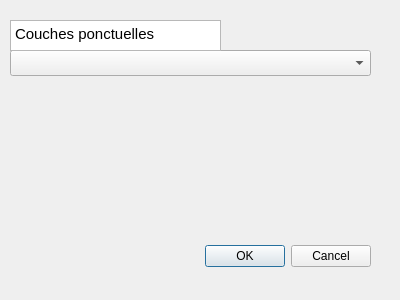
Old version of the form plugin_basique_dialog_base.ui in the repository gamartouille/plugin_qgis_basique.
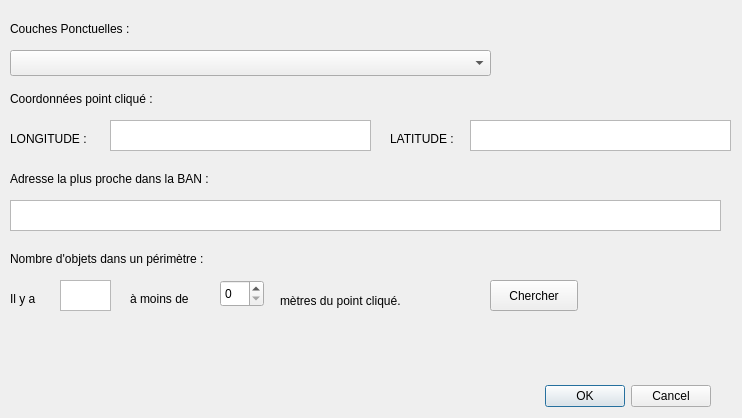
New version of the form.

Patch:
```diff
--- a/plugin_basique_dialog_base.ui
+++ b/plugin_basique_dialog_base.ui
@@ -6,8 +6,8 @@
    <rect>
     <x>0</x>
     <y>0</y>
-    <width>400</width>
-    <height>300</height>
+    <width>742</width>
+    <height>418</height>
    </rect>
   </property>
   <property name="windowTitle">
@@ -16,8 +16,8 @@
   <widget class="QDialogButtonBox" name="button_box">
    <property name="geometry">
     <rect>
-     <x>30</x>
-     <y>240</y>
+     <x>370</x>
+     <y>380</y>
      <width>341</width>
      <height>32</height>
     </rect>
@@ -34,29 +34,192 @@
     <rect>
      <x>10</x>
      <y>50</y>
-     <width>361</width>
+     <width>481</width>
      <height>26</height>
     </rect>
    </property>
   </widget>
-  <widget class="QTextEdit" name="textEdit">
+  <widget class="QLabel" name="layerLabel">
    <property name="geometry">
     <rect>
      <x>10</x>
      <y>20</y>
-     <width>211</width>
+     <width>151</width>
+     <height>18</height>
+    </rect>
+   </property>
+   <property name="text">
+    <string>Couches Ponctuelles :</string>
+   </property>
+  </widget>
+  <widget class="QLabel" name="coords">
+   <property name="geometry">
+    <rect>
+     <x>10</x>
+     <y>90</y>
+     <width>191</width>
+     <height>18</height>
+    </rect>
+   </property>
+   <property name="text">
+    <string>Coordonnées point cliqué :</string>
+   </property>
+  </widget>
+  <widget class="QLabel" name="longitude">
+   <property name="geometry">
+    <rect>
+     <x>10</x>
+     <y>130</y>
+     <width>91</width>
+     <height>18</height>
+    </rect>
+   </property>
+   <property name="text">
+    <string>LONGITUDE :</string>
+   </property>
+  </widget>
+  <widget class="QLabel" name="latitude">
+   <property name="geometry">
+    <rect>
+     <x>390</x>
+     <y>130</y>
+     <width>81</width>
+     <height>18</height>
+    </rect>
+   </property>
+   <property name="text">
+    <string>LATITUDE :</string>
+   </property>
+  </widget>
+  <widget class="QTextEdit" name="long_affichage">
+   <property name="geometry">
+    <rect>
+     <x>470</x>
+     <y>120</y>
+     <width>261</width>
      <height>31</height>
     </rect>
    </property>
-   <property name="html">
-    <string>&lt;!DOCTYPE HTML PUBLIC &quot;-//W3C//DTD HTML 4.0//EN&quot; &quot;http://www.w3.org/TR/REC-html40/strict.dtd&quot;&gt;
-&lt;html&gt;&lt;head&gt;&lt;meta name=&quot;qrichtext&quot; content=&quot;1&quot; /&gt;&lt;meta charset=&quot;utf-8&quot; /&gt;&lt;style type=&quot;text/css&quot;&gt;
-p, li { white-space: pre-wrap; }
-hr { height: 1px; border-width: 0; }
-li.unchecked::marker { content: &quot;\2610&quot;; }
-li.checked::marker { content: &quot;\2612&quot;; }
-&lt;/style&gt;&lt;/head&gt;&lt;body style=&quot; font-family:'Ubuntu Sans'; font-size:11pt; font-weight:400; font-style:normal;&quot;&gt;
-&lt;p style=&quot; margin-top:0px; margin-bottom:0px; margin-left:0px; margin-right:0px; -qt-block-indent:0; text-indent:0px;&quot;&gt;Couches ponctuelles&lt;/p&gt;&lt;/body&gt;&lt;/html&gt;</string>
+  </widget>
+  <widget class="QTextEdit" name="lat_affichage">
+   <property name="geometry">
+    <rect>
+     <x>110</x>
+     <y>120</y>
+     <width>261</width>
+     <height>31</height>
+    </rect>
+   </property>
+  </widget>
+  <widget class="QLabel" name="adresse">
+   <property name="geometry">
+    <rect>
+     <x>10</x>
+     <y>170</y>
+     <width>271</width>
+     <height>18</height>
+    </rect>
+   </property>
+   <property name="text">
+    <string>Adresse la plus proche dans la BAN :</string>
+   </property>
+  </widget>
+  <widget class="QTextEdit" name="adresse_affichage">
+   <property name="geometry">
+    <rect>
+     <x>10</x>
+     <y>200</y>
+     <width>711</width>
+     <height>31</height>
+    </rect>
+   </property>
+  </widget>
+  <widget class="QLabel" name="nombreLabel">
+   <property name="geometry">
+    <rect>
+     <x>10</x>
+     <y>250</y>
+     <width>271</width>
+     <height>18</height>
+    </rect>
+   </property>
+   <property name="text">
+    <string>Nombre d'objets dans un périmètre :</string>
+   </property>
+  </widget>
+  <widget class="QSpinBox" name="perimetreBox">
+   <property name="geometry">
+    <rect>
+     <x>220</x>
+     <y>280</y>
+     <width>44</width>
+     <height>27</height>
+    </rect>
+   </property>
+   <property name="maximum">
+    <number>10000000</number>
+   </property>
+  </widget>
+  <widget class="QLabel" name="perimetreLabel">
+   <property name="geometry">
+    <rect>
+     <x>10</x>
+     <y>290</y>
+     <width>41</width>
+     <height>18</height>
+    </rect>
+   </property>
+   <property name="text">
+    <string>Il y a</string>
+   </property>
+  </widget>
+  <widget class="QLabel" name="metresLabel">
+   <property name="geometry">
+    <rect>
+     <x>280</x>
+     <y>290</y>
+     <width>191</width>
+     <height>21</height>
+    </rect>
+   </property>
+   <property name="text">
+    <string>mètres du point cliqué.</string>
+   </property>
+  </widget>
+  <widget class="QTextEdit" name="nombreAffichage">
+   <property name="geometry">
+    <rect>
+     <x>60</x>
+     <y>280</y>
+     <width>51</width>
+     <height>31</height>
+    </rect>
+   </property>
+  </widget>
+  <widget class="QLabel" name="phrase">
+   <property name="geometry">
+    <rect>
+     <x>130</x>
+     <y>290</y>
+     <width>81</width>
+     <height>18</height>
+    </rect>
+   </property>
+   <property name="text">
+    <string>à moins de</string>
+   </property>
+  </widget>
+  <widget class="QPushButton" name="chercherButton">
+   <property name="geometry">
+    <rect>
+     <x>490</x>
+     <y>280</y>
+     <width>88</width>
+     <height>31</height>
+    </rect>
+   </property>
+   <property name="text">
+    <string>Chercher</string>
    </property>
   </widget>
  </widget>
```
